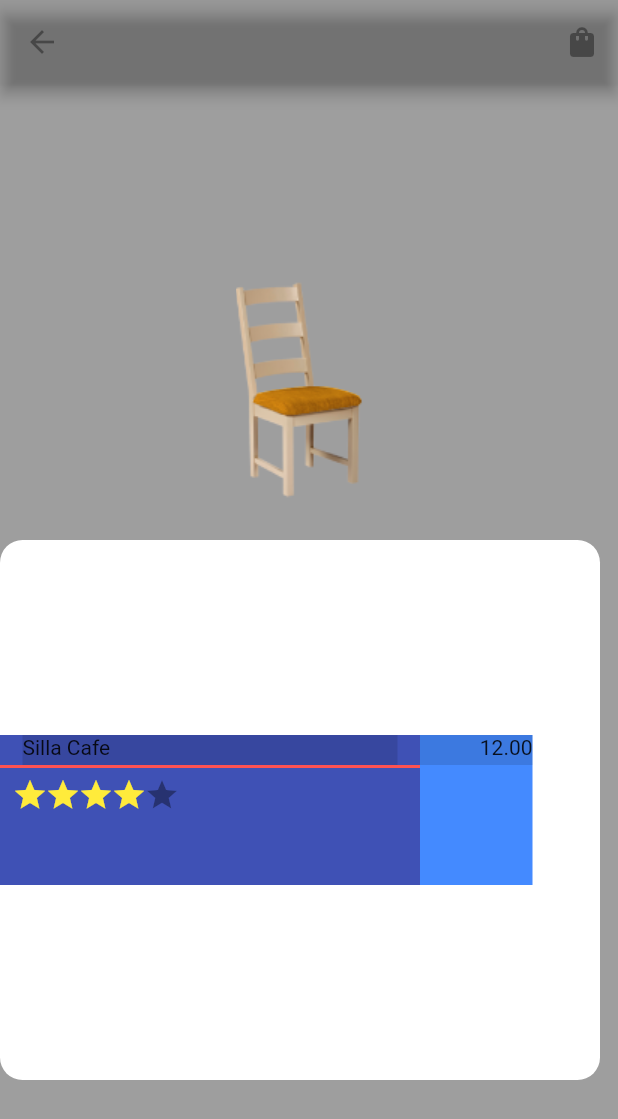
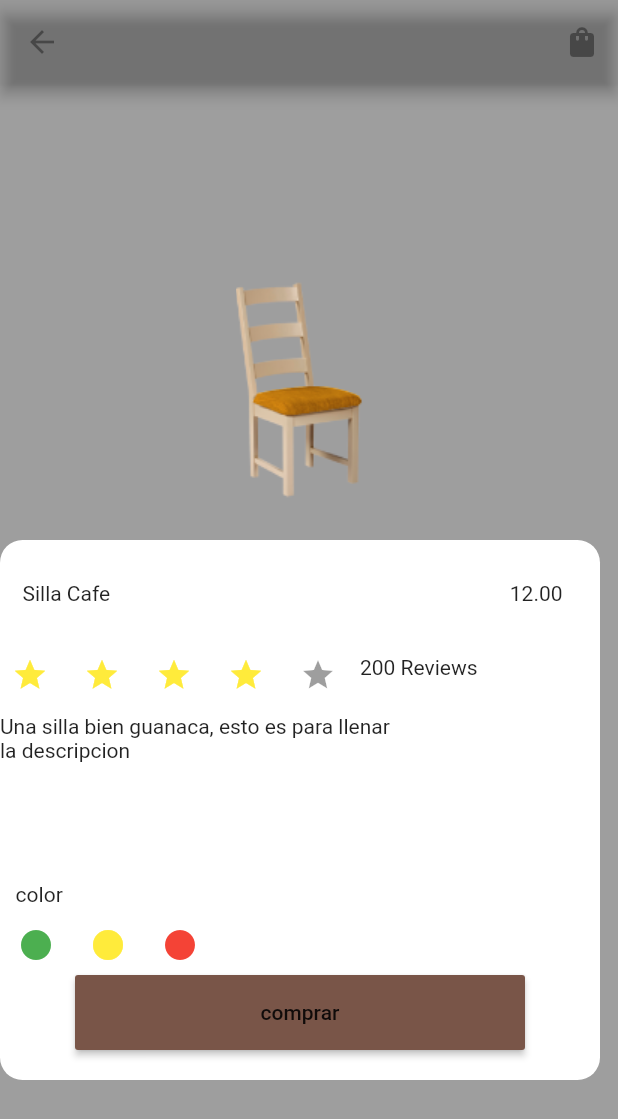
Before and after one commit to AngelPhp122/parcial2_electiva_3, a Flutter app: the paginaSeleccion screen opened directly, on a phone screen of 412 x 824 dp. Shown: the top 1119 px of the screen. Run offline on Flutter 3.47's test engine with Material 2 defaults, Android fonts, the phone set to English and light mode, and no system bars; our stand-ins replace carousel_slider, page_transition.

Commit message:
Botones y funciones

```diff
--- a/lib/paginas/paginaSeleccion.dart
+++ b/lib/paginas/paginaSeleccion.dart
@@ -22,76 +22,61 @@ class _paginaSeleccionState extends State<paginaSeleccion> {
   Widget build(BuildContext context) {
     return Scaffold(
       backgroundColor: Colors.grey, appBar: AppBar(backgroundColor: Colors.transparent, leading: IconButton(onPressed: null, icon: Icon(Icons.arrow_back)),  actions: <Widget>[IconButton(onPressed: null, icon: Icon(Icons.shopping_bag))]),
-    body: bodyPaginaSelecion(),
+    body: bodyPaginaSeleccion(),
     );
   }
 
-Widget bodyPaginaSelecion(){
+Widget bodyPaginaSeleccion(){
 
-  return Column(
-    mainAxisAlignment: MainAxisAlignment.center,
-    mainAxisSize: MainAxisSize.max,
-    children: <Widget>[
-      Column(
+  return Container(
+    child: Column(
       children: [Container(
         width: 200,
         height: 200,
         decoration: BoxDecoration(
             image: DecorationImage(image: AssetImage(Sillas[1]['img'])),
-          ),
-      ),Column(
-        children:
-        [Container(    width: 400,
+          )),
+        Container(
+        width: 400,
         height: 360,
         decoration: BoxDecoration(
-            color: Colors.white, borderRadius: BorderRadius.circular(15)
-          ),
+            color: Colors.white,
+            borderRadius: BorderRadius.circular(15)
+          ),child: Column(children: [Container(
+
+            width: 370,
+            height: 70,
             child: Row(
               children: [Container(
-          color: Colors.indigo,
-          height: 100,
-          width: 280,
-          child: Column(
-            children: [Container(
-              color: Colors.black12,
-              width: 250,
-              height: 20,
+
+                width: 180,
+                height: 15,
                 child: Text(Sillas[1]['title']),),
-              Column(
-                children: [Container(
-                  child: Row(children: [Container(child: IconButton(onPressed: null,
-                   icon: Icon(Icons.star,color: Colors.yellow, ),
-                   alignment: Alignment.topLeft,),height: 10, width: 22,),
-                   Container(child: IconButton(onPressed: null,
-                   icon: Icon(Icons.star,color: Colors.yellow,),
-                   alignment: Alignment.topLeft,),height: 10, width: 22),
-                   Container(child: IconButton(onPressed: null,
-                   icon: Icon(Icons.star,color: Colors.yellow,),
-                   alignment: Alignment.topLeft,),height: 10, width: 22),
-                   Container(child: IconButton(onPressed: null,
-                   icon: Icon(Icons.star,color: Colors.yellow,),
-                   alignment: Alignment.topLeft,),height: 10, width: 22),
-                   Container(child: IconButton(onPressed: null,
-                   icon: Icon(Icons.star,),
-                   alignment: Alignment.topLeft,),height: 10, width: 22, ),],),
-                   color: Colors.redAccent,
-                    height: 2,
-                     width: 500,),],),],),),
-              Row(
-            children: [Container(
-              color: Colors.blueAccent,
-              height: 100,
-              width: 75,
-              child: Column(
-                children: [Container(color: Colors.black12,
-                width: 170,
-                height: 20, child: Text(Sillas[2]['precio']),alignment: Alignment.topRight,),],),),],
-              ),],),
-              ),],
-            ),],
-            )
-    ,],);
-
+                Container(
+                width: 180,
+                height: 15, child: Text(Sillas[2]['precio']),alignment: Alignment.topRight,)]
+                ,)
+                ,),Container( width: 500, height: 30,
+                child: Row(
+                  children: [IconButton(onPressed: null, icon: Icon(Icons.star, color: Colors.yellow),alignment: Alignment.topLeft,),
+                  IconButton(onPressed: null, icon: Icon(Icons.star, color: Colors.yellow,),alignment: Alignment.topLeft,),
+                  IconButton(onPressed: null, icon: Icon(Icons.star, color: Colors.yellow),alignment: Alignment.topLeft,),
+                  IconButton(onPressed: null, icon: Icon(Icons.star, color: Colors.yellow),alignment: Alignment.topLeft,),
+                  IconButton(onPressed: null, icon: Icon(Icons.star,),alignment: Alignment.topLeft,),
+                  Text("200 Reviews", textAlign: TextAlign.right,)],mainAxisAlignment: MainAxisAlignment.start,),
+                  ),
+                Container( width: 500, height: 150, child: Text("\nUna silla bien guanaca, esto es para llenar \nla descripcion\n\n\n\n\n\n   color"),),
+                Container( width: 500, height: 40,
+                child: Row(children: [IconButton(onPressed: null, icon: Icon(Icons.circle, color: Colors.green,)),
+                IconButton(onPressed: null, icon: Icon(Icons.circle, color: Colors.yellow,)),
+                IconButton(onPressed: null, icon: Icon(Icons.circle, color: Colors.red,))],mainAxisAlignment: MainAxisAlignment.start,),),
+                Container(width: 300, height: 50,child: RaisedButton(color: Colors.brown, child: Text("comprar"),onPressed: (){},),),]
+                ,)
+                ,)
+                ,],
+          mainAxisAlignment: MainAxisAlignment.center,
+    mainAxisSize: MainAxisSize.max,),
+  );
 }
 
 }
```
Lines whose indentation alone changed are shown as unchanged.
